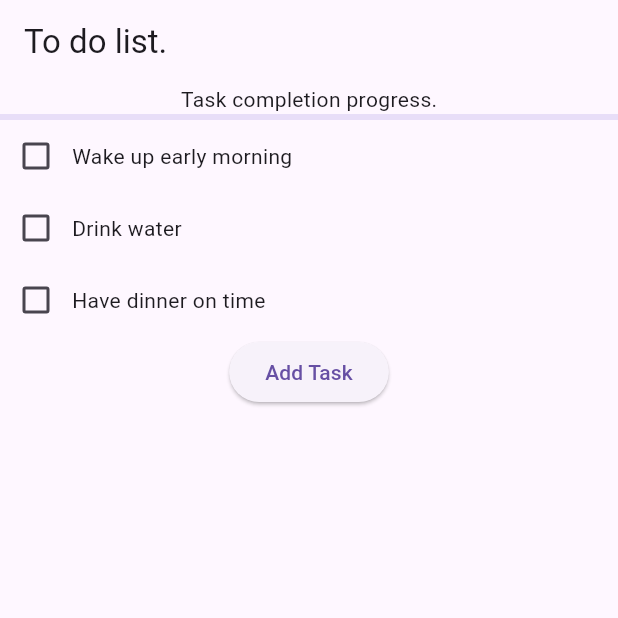
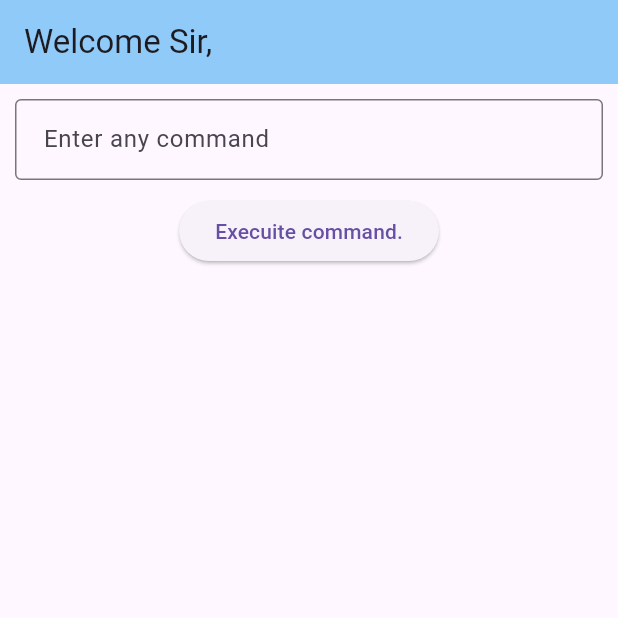
Before and after one commit to Sapkotasulav/Flutter_Learn, a Flutter app: the screen it shows after launch, on a phone screen of 412 x 824 dp, the top half of it. Run offline on Flutter 3.47's test engine with Material 3 defaults, Android fonts, the phone set to English and light mode, and no system bars.

Commit message:
flutter learning project

```diff
--- a/lib/main.dart
+++ b/lib/main.dart
@@ -1,158 +1,78 @@
 import 'package:flutter/material.dart';
-
 void main() => runApp(const MyApp());
-
 class MyApp extends StatelessWidget {
   const MyApp({super.key});
 
   @override
   Widget build(BuildContext context) {
-    return const MaterialApp(
-      title: 'First App',
-      color: Colors.blue,
-      home: HomePage(),
+    return MaterialApp(
+      title: ("Sulav sapkota"),
+      color: Colors.blue[250],
+      home: const FPage(),
     );
   }
 }
-
-class HomePage extends StatefulWidget {
-  const HomePage({super.key});
-
-  @override
-  _HomePageState createState() => _HomePageState();
-}
-
-class _HomePageState extends State<HomePage> {
-  // List of tasks and their completion state
-  List<Task> tasks = [
-    Task(label: "Wake up early morning"),
-    Task(label: "Drink water"),
-    Task(label: "Have dinner on time"),
-  ];
-
-  // Callback to update task completion
-  void _updateTaskCompletion(bool isChecked, int index) {
-    setState(() {
-      tasks[index].isCompleted = isChecked;
-    });
-  }
-
-  // Add a new task
-  void _addTask() {
-    setState(() {
-      tasks.add(Task(label: "New task")); // Add a new task dynamically
-    });
-  }
+class FPage extends StatelessWidget {
+  const FPage({super.key});
 
   @override
   Widget build(BuildContext context) {
-    int completedTasks = tasks.where((task) => task.isCompleted).length;
-    int totalTasks = tasks.length;
-
     return Scaffold(
       appBar: AppBar(
-        title: const Text('To do list.'),
+        title: const Text("Welcome Sir,"),
+        backgroundColor: Colors.blue[200],
       ),
-      body: Column(
-        children: [
-          // Progress bar dynamically updates based on task completion
-          Process(progress: totalTasks > 0 ? completedTasks / totalTasks : 0.0),
-          TaskList(tasks: tasks, onTaskToggled: _updateTaskCompletion),
-          ElevatedButton(
-            onPressed: _addTask,
-            child: const Text('Add Task'),
-          ),
-        ],
-      ),
+      body: Sarir(),
     );
+
   }
 }
-
-// Model class for Task
-class Task {
-  String label;
-  bool isCompleted;
-
-  Task({required this.label, this.isCompleted = false});
-}
-
-class Process extends StatelessWidget {
-  final double progress;
-  const Process({super.key, required this.progress});
+ class Sarir extends StatelessWidget {
+    Sarir({super.key});
+   final TextEditingController _textcntrl = TextEditingController();
 
     @override
    Widget build(BuildContext context) {
      return Column(
-      children: [
-        const Text("Task completion progress."),
-        LinearProgressIndicator(value: progress), // Dynamic progress value
+       children:[
+         Padding(padding: const EdgeInsets.all(10),
+         child: TextField(
+         controller: _textcntrl,
+         decoration:const InputDecoration (
+             labelText: "Enter any command",
+             focusColor: Colors.lightBlue,
+              contentPadding: EdgeInsets.all(15),
+              border: OutlineInputBorder()
+         ),
+       ) ,
+         ),
+         ElevatedButton(
+           child: const Text("Execuite command."),
+           onPressed: () {
+             _savebtn(context); // Pass context to the function
+           },
+         )
        ],
      );
    }
  }
 
-class TaskList extends StatelessWidget {
-  final List<Task> tasks;
-  final Function(bool, int) onTaskToggled;
-
-  const TaskList({super.key, required this.tasks, required this.onTaskToggled});
-
-  @override
-  Widget build(BuildContext context) {
-    return Column(
-      children: tasks.asMap().entries.map((entry) {
-        int index = entry.key;
-        Task task = entry.value;
-        return TaskItem(
-          label: task.label,
-          isChecked: task.isCompleted,
-          onTaskToggled: (isChecked) => onTaskToggled(isChecked, index),
-        );
-      }).toList(),
+ void _savebtn(BuildContext context){
+  showDialog(
+      context: context,
+      builder: (BuildContext context) {
+    return AlertDialog(
+        title: const Text("Command Execution"),
+        content: const Text("I am on it sir."),
+        actions: [
+    TextButton(
+    child: const Text("OK"),
+   onPressed: () {
+   Navigator.of(context).pop(); // Close the dialog
+   },
+   )
+        ]
    );
       }
-}
-
-class TaskItem extends StatefulWidget {
-  final String label;
-  final bool isChecked;
-  final Function(bool) onTaskToggled;
-
-  const TaskItem({
-    super.key,
-    required this.label,
-    required this.isChecked,
-    required this.onTaskToggled,
-  });
-
-  @override
-  _TaskItemState createState() => _TaskItemState();
-}
-
-class _TaskItemState extends State<TaskItem> {
-  late bool _isChecked;
-
-  @override
-  void initState() {
-    super.initState();
-    _isChecked = widget.isChecked;
-  }
-
-  @override
-  Widget build(BuildContext context) {
-    return Row(
-      children: [
-        Checkbox(
-          value: _isChecked,
-          onChanged: (bool? value) {
-            setState(() {
-              _isChecked = value!;
-              widget.onTaskToggled(_isChecked); // Notify parent of the change
-            });
-          },
-        ),
-        Text(widget.label),
-      ],
    );
 }
-}
```
Lines whose indentation alone changed are shown as unchanged.
